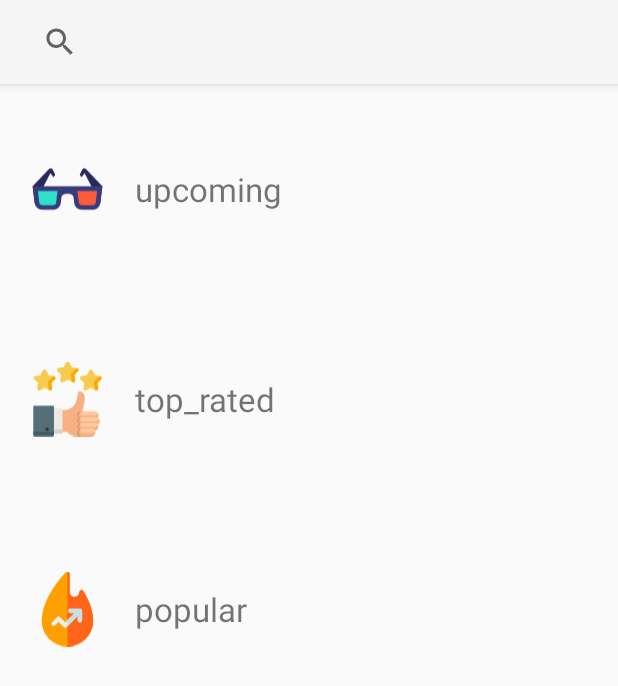
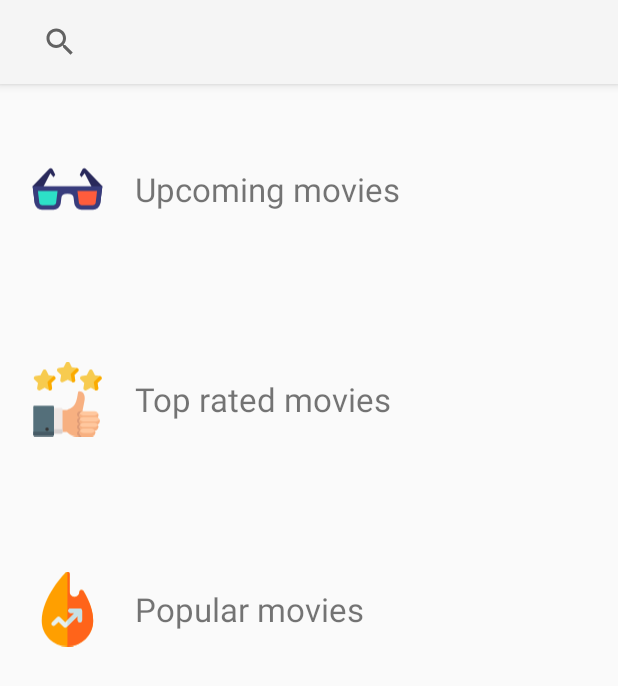
Before and after one commit to jdiegoh3/MovieDBDemo, an Android app: the screen it shows after launch (MovieListActivity), on a phone screen of 412 x 824 dp. Shown: the top 686 px of the screen. Run offline under Robolectric (Android 15) with nearby library versions, the phone set to English and light mode, and no system bars; our stand-ins replace ButterKnife, RxJava; pictures from the network do not load; Roboto replaces fonts that are not available here.

Commit message:
Added click animation on movie type of filter and added string resources for his names.

```diff
--- a/app/src/main/java/com/example/moviesdbdemo/ui/adapters/MovieTypeViewHolder.java
+++ b/app/src/main/java/com/example/moviesdbdemo/ui/adapters/MovieTypeViewHolder.java
@@ -5,6 +5,7 @@ import android.widget.ImageView;
 import android.widget.TextView;
 
 import com.example.moviesdbdemo.R;
+import com.example.moviesdbdemo.models.Movie;
 
 import androidx.annotation.NonNull;
 import androidx.recyclerview.widget.RecyclerView;
@@ -14,6 +15,7 @@ public class MovieTypeViewHolder extends RecyclerView.ViewHolder implements View
     ImageView categoryImage;
     TextView categoryTitle;
     OnMovieListeners listener;
+    private String internalTitle;
 
     public MovieTypeViewHolder(@NonNull View itemView, OnMovieListeners listener) {
         super(itemView);
@@ -25,10 +27,13 @@ public class MovieTypeViewHolder extends RecyclerView.ViewHolder implements View
         itemView.setOnClickListener(this);
     }
 
+    public void setInternalTitle(String internalTitle) {
+        this.internalTitle = internalTitle;
+    }
 
     @Override
     public void onClick(View v) {
-        listener.onCategoryClick(categoryTitle.getText().toString());
+        listener.onCategoryClick(internalTitle);
     }
 
 }
--- a/app/src/main/java/com/example/moviesdbdemo/ui/adapters/MovieViewHolder.java
+++ b/app/src/main/java/com/example/moviesdbdemo/ui/adapters/MovieViewHolder.java
@@ -14,7 +14,6 @@ public class MovieViewHolder extends RecyclerView.ViewHolder implements View.OnC
 
     TextView votes;
     AppCompatImageView image;
-    ProgressBar loadingImage;
     OnMovieListeners onMovieListeners;
 
     public MovieViewHolder(@NonNull View itemView, OnMovieListeners onMovieListeners) {
@@ -23,7 +22,6 @@ public class MovieViewHolder extends RecyclerView.ViewHolder implements View.OnC
 
         votes = itemView.findViewById(R.id.votes_text);
         image = itemView.findViewById(R.id.movie_image);
-        loadingImage = itemView.findViewById(R.id.progressImageLoading);
         itemView.setOnClickListener(this);
     }
 
--- a/app/src/main/java/com/example/moviesdbdemo/ui/adapters/MoviesRecyclerAdapter.java
+++ b/app/src/main/java/com/example/moviesdbdemo/ui/adapters/MoviesRecyclerAdapter.java
@@ -15,6 +15,8 @@ import java.util.List;
 
 import androidx.annotation.NonNull;
 import androidx.recyclerview.widget.RecyclerView;
+
+import static com.example.moviesdbdemo.utils.StringUtils.getStringResourceByName;
 
 public class MoviesRecyclerAdapter extends RecyclerView.Adapter<RecyclerView.ViewHolder> {
 
@@ -68,8 +70,10 @@ public class MoviesRecyclerAdapter extends RecyclerView.Adapter<RecyclerView.Vie
 
             Drawable imageDrawable = context.getDrawable(Integer.valueOf(mMovies.get(i).getPosterPath()));
 
-            ((MovieTypeViewHolder)viewHolder).categoryTitle.setText(mMovies.get(i).getTitle());
+            String categoryName = getStringResourceByName(context, mMovies.get(i).getTitle());
+            ((MovieTypeViewHolder)viewHolder).categoryTitle.setText(categoryName);
             ((MovieTypeViewHolder)viewHolder).categoryImage.setImageDrawable(imageDrawable);
+            ((MovieTypeViewHolder)viewHolder).setInternalTitle(mMovies.get(i).getTitle());
 
         }
     }
--- a/app/src/main/java/com/example/moviesdbdemo/utils/ApiService.java
+++ b/app/src/main/java/com/example/moviesdbdemo/utils/ApiService.java
@@ -50,9 +50,7 @@ public class ApiService {
     private OkHttpClient createHttpClient(Cache cache){
 
         OkHttpClient.Builder builder = new OkHttpClient.Builder()
-                .addInterceptor(new Interceptor() {
-                    @Override
-                    public okhttp3.Response intercept(@NonNull Chain chain) throws IOException {
+                .addInterceptor(chain -> {
                     Request request = chain.request();
                     if(NetworkUtils.isInternetConnection(provideContext())){
                         request.newBuilder().addHeader("Cache-Control", "public, max-age=" + 5).build();
@@ -61,7 +59,6 @@ public class ApiService {
                                 .addHeader("Cache-Control", "public, only-if-cached, max-stale=" + 60 * 60 * 24 * 7).build();
                     }
                     return chain.proceed(request);
-                    }
                 })
                 .cache(cache);
 
--- /dev/null
+++ b/app/src/main/java/com/example/moviesdbdemo/utils/StringUtils.java
@@ -0,0 +1,21 @@
+package com.example.moviesdbdemo.utils;
+
+import android.content.Context;
+import android.content.res.Resources;
+
+import com.example.moviesdbdemo.R;
+
+public class StringUtils {
+
+    public static String getStringResourceByName(Context context, String aString) {
+        String packageName = context.getPackageName();
+        String resString;
+        try {
+            int resId = context.getResources().getIdentifier(aString, "string", packageName);
+            resString = context.getResources().getString(resId);
+        } catch (Resources.NotFoundException e){
+            resString = "not_found_resource";
+        }
+        return resString;
+    }
+}
--- a/app/src/main/res/layout/activity_list_movies.xml
+++ b/app/src/main/res/layout/activity_list_movies.xml
@@ -28,7 +28,7 @@
                 android:id="@+id/search_view"
                 android:layout_width="match_parent"
                 android:layout_height="?attr/actionBarSize"
-                app:queryHint="Search movies..">
+                app:queryHint="@string/search_movies">
 
             </androidx.appcompat.widget.SearchView>
 
--- a/app/src/main/res/layout/layout_movie_list_item.xml
+++ b/app/src/main/res/layout/layout_movie_list_item.xml
@@ -13,12 +13,6 @@
         android:scaleType="centerCrop"
         android:src="@drawable/ic_launcher_background" />
 
-    <ProgressBar
-        android:id="@+id/progressImageLoading"
-        style="?android:attr/progressBarStyle"
-        android:layout_width="match_parent"
-        android:layout_height="wrap_content" />
-
     <TextView
         android:id="@+id/votes_text"
         android:layout_width="wrap_content"
--- a/app/src/main/res/layout/layout_movie_type_item.xml
+++ b/app/src/main/res/layout/layout_movie_type_item.xml
@@ -4,14 +4,16 @@
     android:layout_width="match_parent"
     android:layout_height="wrap_content"
     android:orientation="horizontal"
+    android:clickable="true"
+    android:focusable="auto"
+    android:foreground="?android:attr/selectableItemBackground"
     android:padding="20dp">
 
     <ImageView
         android:id="@+id/movie_type_image"
         android:layout_width="wrap_content"
         android:layout_height="wrap_content"
-        android:layout_weight="1"
-        app:srcCompat="@drawable/vector_upcoming" />
+        android:layout_weight="1" />
 
     <TextView
         android:id="@+id/movie_type_title"
@@ -21,6 +23,6 @@
         android:layout_weight="1"
         android:fontFamily="@font/roboto"
         android:paddingStart="20dp"
-        android:text="Upcoming"
+        android:text=""
         android:textSize="@dimen/movie_type_title" />
 </LinearLayout>
--- a/app/src/main/res/values/strings.xml
+++ b/app/src/main/res/values/strings.xml
@@ -1,4 +1,9 @@
 <resources>
     <string name="app_name">moviesdbDemo</string>
     <string name="no_more_data">No more data</string>
+    <string name="upcoming">Upcoming movies</string>
+    <string name="top_rated">Top rated movies</string>
+    <string name="popular">Popular movies</string>
+    <string name="search_movies">Search movies..</string>
+
 </resources>
```
Also changed, not shown: app/src/main/java/com/example/moviesdbdemo/repositories/MovieRepository.java (+12 -2 lines). Lines whose indentation alone changed are shown as unchanged.
